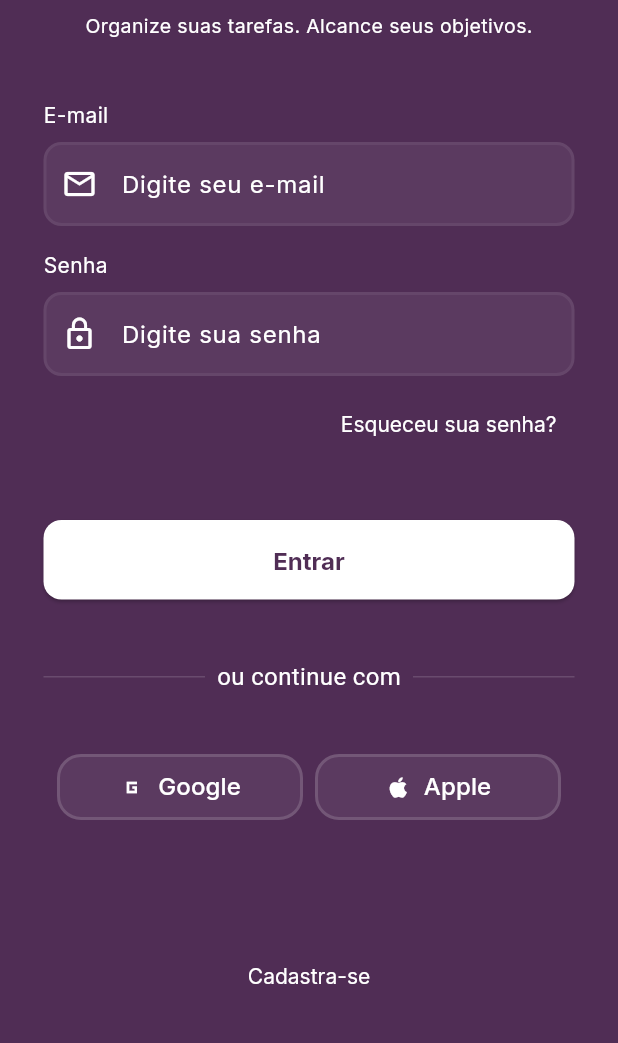
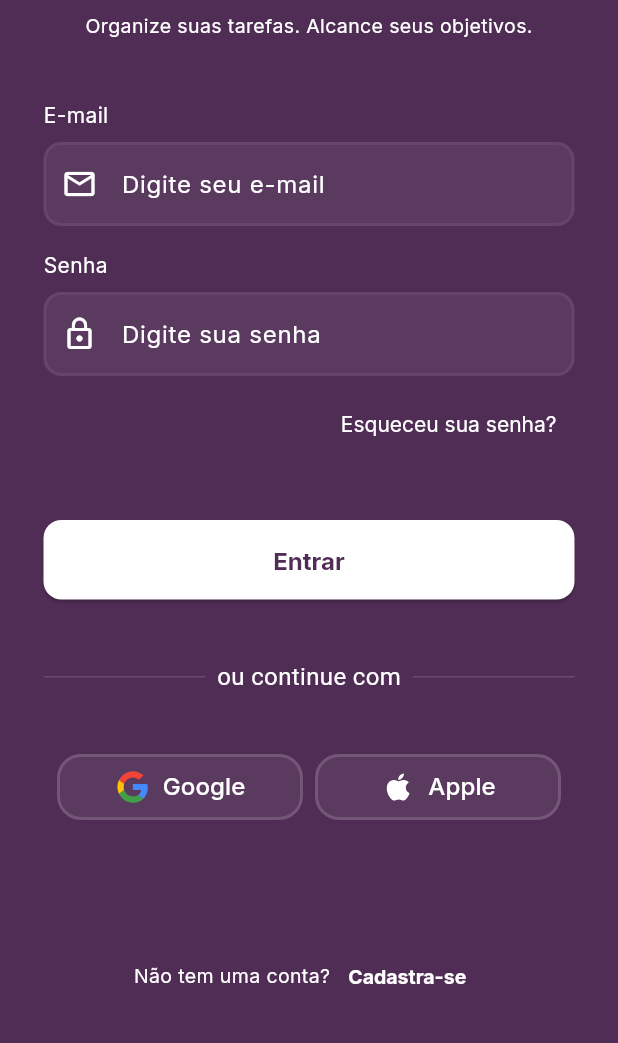
Before and after one commit to PedroHenriqueFrancozo/Tasky, a Flutter app: the screen it shows after launch, on a phone screen of 412 x 824 dp, the part 122-1165 px from its top. Run offline on Flutter 3.47's test engine with Material 3 defaults, Android fonts, the light colour scheme and no system bars; our stand-ins replace flutter_svg.

Commit message:
feat: finish login screen UI and reusable widgets

```diff
--- a/lib/Screens/Login/loging_screen.dart
+++ b/lib/Screens/Login/loging_screen.dart
@@ -105,14 +105,14 @@ class LoginScreen extends StatelessWidget {
                   mainAxisAlignment: MainAxisAlignment.center,
                   children: [
                     AppSocialButton(
-                      icon: Icons.g_mobiledata_sharp,
+                      imagePath: 'assets/images/google.svg',
                       text: 'Google',
                       onPressed: (){}),
 
                     const SizedBox(width: 8,),
 
                     AppSocialButton(
-                      icon: Icons.apple,
+                      imagePath: 'assets/images/apple.svg',
                       text: 'Apple',
                       onPressed: (){}),
                   ],
@@ -122,15 +122,23 @@ class LoginScreen extends StatelessWidget {
 
               const SizedBox(height: 80,),
 
-              TextButton(
-              onPressed: () {},
-              style: TextButton.styleFrom(
-                foregroundColor: AppColors.white,
-                textStyle: AppTextStyles.label,
+              SizedBox(
+                child: Row(
+                  mainAxisAlignment: MainAxisAlignment.center,
+                  children: [
+                    Text('Não tem uma conta?',
+                      style: AppTextStyles.text,
+                    ),
+                    TextButton(
+                    onPressed: () {},
+                    style: TextButton.styleFrom(
+                      foregroundColor: AppColors.white,
+                      textStyle: AppTextStyles.subButton,
+                    ),
+                    child: Text('Cadastra-se',)),
+                  ],
+                ),
               ),
-
-              child: Text('Cadastra-se')),
-
             ],
           ) ,
         ),
--- a/lib/theme/app_text_styles.dart
+++ b/lib/theme/app_text_styles.dart
@@ -28,9 +28,21 @@ class AppTextStyles {
     fontWeight: FontWeight.bold,
   );
 
+  static const TextStyle subButton = TextStyle(
+    fontFamily: 'Inter',
+    fontSize: 13,
+    fontWeight: FontWeight.bold,
+  );
+
   static const TextStyle socialButton = TextStyle(
     fontFamily: 'Inter',
     fontSize: 16,
   );
 
+  static const TextStyle text = TextStyle(
+    fontFamily: 'Inter',
+    fontSize: 13,
+    color: AppColors.white,
+  );
+
 }
--- a/lib/widgets/app_social_button.dart
+++ b/lib/widgets/app_social_button.dart
@@ -1,16 +1,17 @@
 import 'package:flutter/material.dart';
+import 'package:flutter_svg/flutter_svg.dart';
 import 'package:tasky_flutter/theme/app_colors.dart';
 import 'package:tasky_flutter/theme/app_text_styles.dart';
 
 class AppSocialButton extends StatelessWidget{
     final String text;
     final VoidCallback onPressed;
-    final IconData icon;
+    final String imagePath;
 
     const AppSocialButton({
         super.key,
 
-        required this.icon,
+        required this.imagePath,
         required this.text,
         required this.onPressed,
     });
@@ -38,7 +39,7 @@ class AppSocialButton extends StatelessWidget{
           child: Row(
             mainAxisAlignment: MainAxisAlignment.center,
             children: [
-              Icon(icon),
+              SvgPicture.asset(imagePath),
               SizedBox(width: 8,),
               Text(text,
                 style: AppTextStyles.socialButton,
--- a/pubspec.yaml
+++ b/pubspec.yaml
@@ -30,6 +30,8 @@ environment:
 dependencies:
   flutter:
     sdk: flutter
+
+  flutter_svg: ^2.2.1
 
   # The following adds the Cupertino Icons font to your application.
   # Use with the CupertinoIcons class for iOS style icons.
```
Also changed, not shown: assets/images/apple.svg (added), assets/images/google.svg (added), pubspec.lock.
